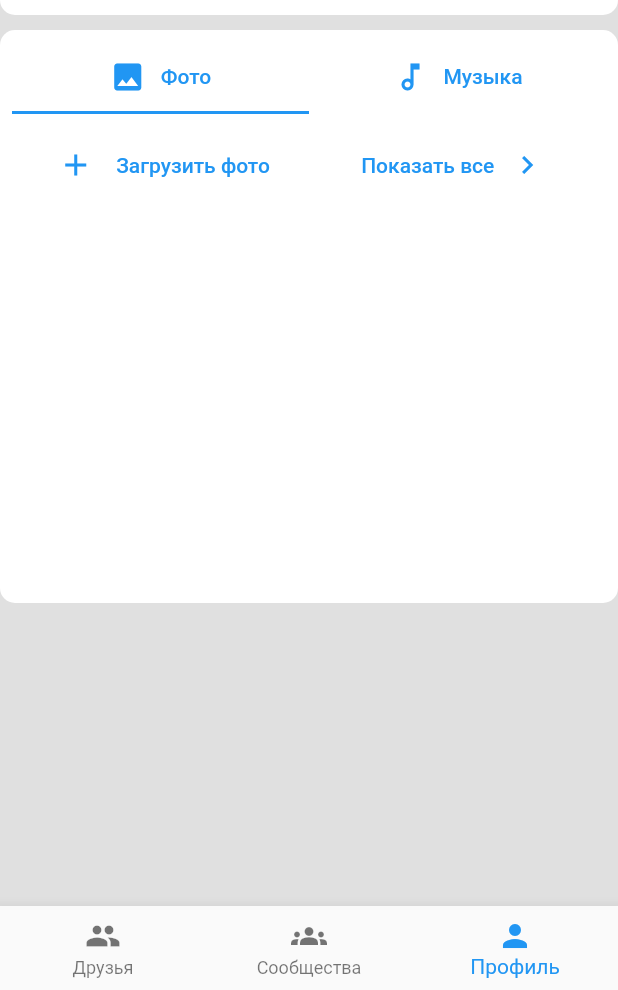
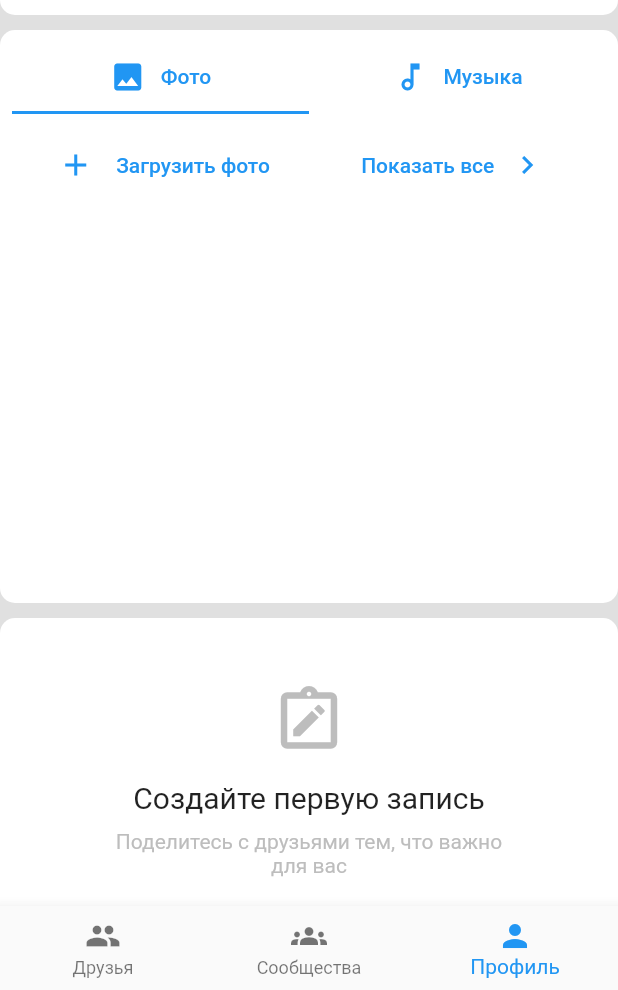
Before and after one commit to Almaz-AX/vk, a Flutter app: the MainFeedWidget screen opened directly, item 3 of the bottom bar chosen, on a phone screen of 412 x 824 dp, the part 246-1236 px from its top. Run offline on Flutter 3.47's test engine with Material 2 defaults, Android fonts, the phone set to English and light mode, and no system bars; our stand-ins replace flutter_secure_storage, webview_flutter; accounts and stored records are empty; statements that could not run were skipped.

Commit message:
add wall (blank)

```diff
--- a/lib/ui/widgets/main_screen/profile/profile.dart
+++ b/lib/ui/widgets/main_screen/profile/profile.dart
@@ -6,6 +6,7 @@ import 'package:vk/ui/widgets/main_screen/friends/friends_model.dart';
 import 'package:vk/ui/widgets/main_screen/profile/profile_model.dart';
 import 'package:vk/ui/widgets/main_screen/profile/about_user/about_user_widget.dart';
 import 'package:vk/ui/widgets/main_screen/profile/user_content/user_content.dart';
+import 'package:vk/ui/widgets/main_screen/profile/wall/wall.dart';
 
 class Profile extends StatelessWidget {
   const Profile({super.key});
@@ -14,11 +15,23 @@ class Profile extends StatelessWidget {
   Widget build(BuildContext context) {
     return ListView(children: const [
       DecoraitedContainer(child: _UserInfo()),
-      SizedBox(height: 10,),
+      SizedBox(
+        height: 10,
+      ),
       DecoraitedContainer(child: _Friends()),
-      SizedBox(height: 10,),
-      DecoraitedContainer(child: UserContent(),),
-
+      SizedBox(
+        height: 10,
+      ),
+      DecoraitedContainer(
+        child: UserContent(),
+      ),
+      SizedBox(
+        height: 10,
+      ),
+      DecoraitedContainer(child: Wall()),
+      SizedBox(
+        height: 10,
+      ),
     ]);
   }
 }
--- /dev/null
+++ b/lib/ui/widgets/main_screen/profile/wall/blank.dart
@@ -0,0 +1,26 @@
+import 'package:flutter/material.dart';
+
+class Blank extends StatelessWidget {
+  const Blank({super.key});
+
+  @override
+  Widget build(BuildContext context) {
+    return Padding(
+      padding: const EdgeInsets.symmetric(horizontal: 65),
+      child: Column(
+        crossAxisAlignment: CrossAxisAlignment.center,
+        children: [
+          const SizedBox(height: 35,),
+          Icon(Icons.note_alt_outlined, size: 50, color:Colors.grey[400] ,),
+          const SizedBox(height: 15,),
+          const Text('Создайте первую запись', style: TextStyle(fontSize: 20),),
+          const SizedBox(height: 10,),
+          Text(textAlign: TextAlign.center, style: TextStyle(color:Colors.grey[400],),
+                'Поделитесь с друзьями тем, что важно для вас', ),
+          const SizedBox(height: 15,),
+          ElevatedButton(onPressed: (){}, child: const Text('Новая запись'))
+          ],
+        ),
+    );
+  }
+}
--- a/lib/ui/widgets/main_screen/profile/wall/wall.dart
+++ b/lib/ui/widgets/main_screen/profile/wall/wall.dart
@@ -0,0 +1,12 @@
+import 'package:flutter/src/widgets/container.dart';
+import 'package:flutter/src/widgets/framework.dart';
+import 'package:vk/ui/widgets/main_screen/profile/wall/blank.dart';
+
+class Wall extends StatelessWidget {
+  const Wall({super.key});
+
+  @override
+  Widget build(BuildContext context) {
+    return Blank();
+  }
+}
```
Also changed, not shown: lib/ui/widgets/main_screen/profile/wall/empty.dart (deleted).
